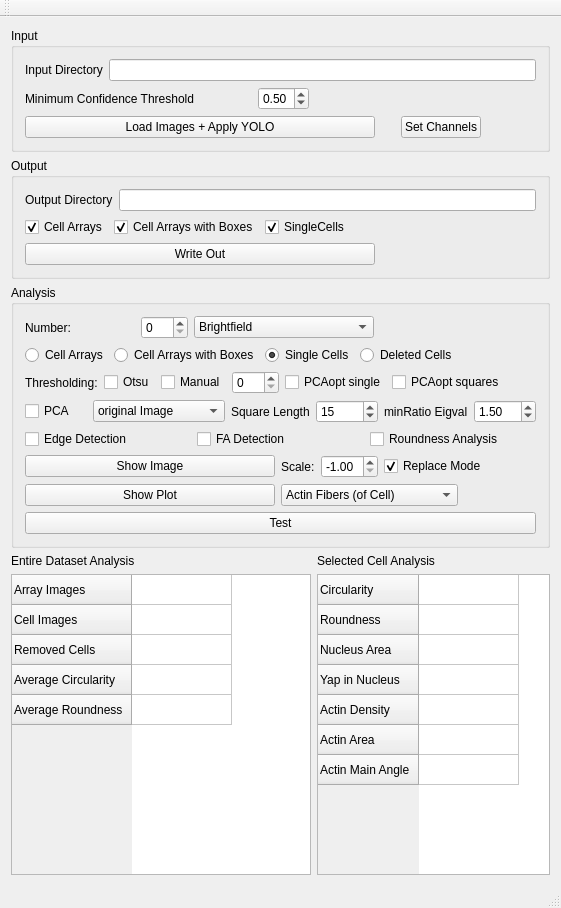
First picture: the form in CellForceAnalyzer/src/WindowMain.ui, repository Kinbischi/CellForceAnalyzer, before the edit.
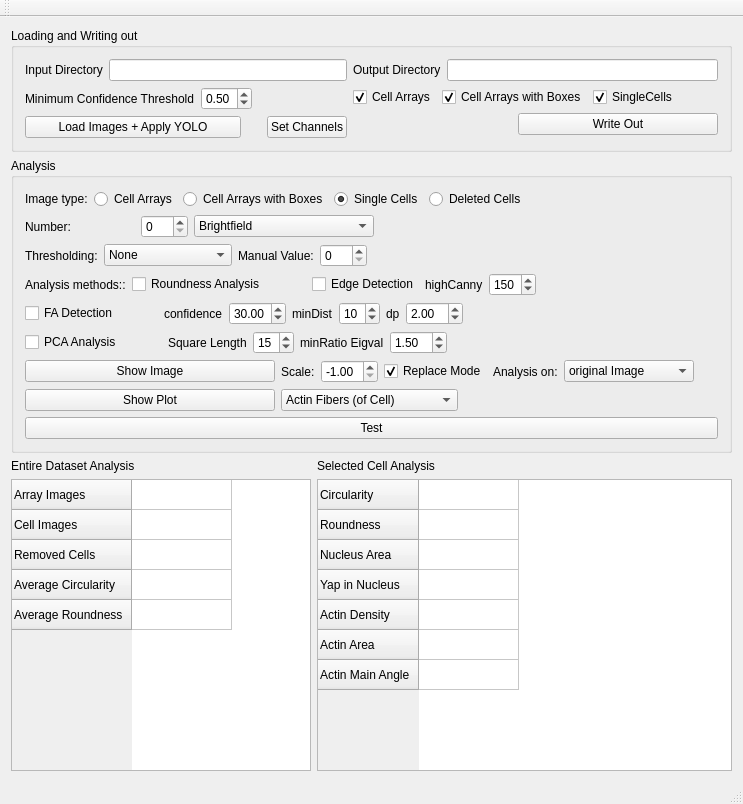
Second picture: the form after the edit.

Commit message: before adding parameter class

What changed in the file:
```diff
--- a/CellForceAnalyzer/src/WindowMain.ui
+++ b/CellForceAnalyzer/src/WindowMain.ui
@@ -6,8 +6,8 @@
    <rect>
     <x>0</x>
     <y>0</y>
-    <width>561</width>
-    <height>908</height>
+    <width>743</width>
+    <height>804</height>
    </rect>
   </property>
   <property name="sizePolicy">
@@ -22,9 +22,11 @@
   <widget class="QWidget" name="centralWidget">
    <layout class="QVBoxLayout" name="verticalLayout">
     <item>
+     <layout class="QHBoxLayout" name="horizontalLayout_8">
+      <item>
      <widget class="QGroupBox" name="groupBox">
       <property name="title">
-       <string>Input</string>
+         <string>Loading and Writing out</string>
       </property>
       <layout class="QHBoxLayout" name="horizontalLayout_3">
        <item>
@@ -55,22 +57,6 @@
              </property>
             </widget>
            </item>
-           <item>
-            <spacer name="horizontalSpacer">
-             <property name="orientation">
-              <enum>Qt::Horizontal</enum>
-             </property>
-             <property name="sizeType">
-              <enum>QSizePolicy::Fixed</enum>
-             </property>
-             <property name="sizeHint" stdset="0">
-              <size>
-               <width>57</width>
-               <height>20</height>
-              </size>
-             </property>
-            </spacer>
-           </item>
            <item>
             <widget class="QDoubleSpinBox" name="doubleSpinBox_confThresh">
              <property name="minimum">
@@ -108,7 +94,7 @@
             <widget class="QPushButton" name="pushButton_loadImages">
              <property name="minimumSize">
               <size>
-               <width>350</width>
+                 <width>200</width>
                <height>0</height>
               </size>
              </property>
@@ -141,37 +127,21 @@
            </item>
            <item>
             <widget class="QPushButton" name="pushButton_channels">
+               <property name="sizePolicy">
+                <sizepolicy hsizetype="Fixed" vsizetype="Fixed">
+                 <horstretch>0</horstretch>
+                 <verstretch>0</verstretch>
+                </sizepolicy>
+               </property>
              <property name="text">
               <string>Set Channels</string>
              </property>
             </widget>
            </item>
-           <item>
-            <spacer name="horizontalSpacer_11">
-             <property name="orientation">
-              <enum>Qt::Horizontal</enum>
-             </property>
-             <property name="sizeHint" stdset="0">
-              <size>
-               <width>40</width>
-               <height>20</height>
-              </size>
-             </property>
-            </spacer>
-           </item>
           </layout>
          </item>
         </layout>
        </item>
-      </layout>
-     </widget>
-    </item>
-    <item>
-     <widget class="QGroupBox" name="groupBox_3">
-      <property name="title">
-       <string>Output</string>
-      </property>
-      <layout class="QHBoxLayout" name="horizontalLayout_10">
        <item>
         <layout class="QVBoxLayout" name="verticalLayout_5">
          <item>
@@ -240,11 +210,24 @@
          </item>
          <item>
           <layout class="QHBoxLayout" name="horizontalLayout_13">
+             <item>
+              <spacer name="horizontalSpacer_10">
+               <property name="orientation">
+                <enum>Qt::Horizontal</enum>
+               </property>
+               <property name="sizeHint" stdset="0">
+                <size>
+                 <width>40</width>
+                 <height>20</height>
+                </size>
+               </property>
+              </spacer>
+             </item>
            <item>
             <widget class="QPushButton" name="pushButton_writeOut">
              <property name="minimumSize">
               <size>
-               <width>350</width>
+                 <width>200</width>
                <height>0</height>
               </size>
              </property>
@@ -253,25 +236,14 @@
              </property>
             </widget>
            </item>
-           <item>
-            <spacer name="horizontalSpacer_10">
-             <property name="orientation">
-              <enum>Qt::Horizontal</enum>
-             </property>
-             <property name="sizeHint" stdset="0">
-              <size>
-               <width>40</width>
-               <height>20</height>
-              </size>
-             </property>
-            </spacer>
-           </item>
           </layout>
          </item>
         </layout>
        </item>
       </layout>
      </widget>
+      </item>
+     </layout>
     </item>
     <item>
      <widget class="QGroupBox" name="groupBox_2">
@@ -290,11 +262,82 @@
          <property name="sizeConstraint">
           <enum>QLayout::SetDefaultConstraint</enum>
          </property>
+         <item>
+          <layout class="QHBoxLayout" name="horizontalLayout_7">
+           <item>
+            <widget class="QLabel" name="label_14">
+             <property name="text">
+              <string>Image type:</string>
+             </property>
+            </widget>
+           </item>
+           <item>
+            <widget class="QRadioButton" name="radioButton_cellArrays">
+             <property name="enabled">
+              <bool>true</bool>
+             </property>
+             <property name="minimumSize">
+              <size>
+               <width>0</width>
+               <height>0</height>
+              </size>
+             </property>
+             <property name="text">
+              <string>Cell Arrays</string>
+             </property>
+             <property name="checked">
+              <bool>false</bool>
+             </property>
+            </widget>
+           </item>
+           <item>
+            <widget class="QRadioButton" name="radioButton_cellArraysWithBoxes">
+             <property name="text">
+              <string>Cell Arrays with Boxes</string>
+             </property>
+            </widget>
+           </item>
+           <item>
+            <widget class="QRadioButton" name="radioButton_singleCells">
+             <property name="minimumSize">
+              <size>
+               <width>0</width>
+               <height>0</height>
+              </size>
+             </property>
+             <property name="text">
+              <string>Single Cells</string>
+             </property>
+             <property name="checked">
+              <bool>true</bool>
+             </property>
+            </widget>
+           </item>
+           <item>
+            <widget class="QRadioButton" name="radioButton_deletedCells">
+             <property name="text">
+              <string>Deleted Cells</string>
+             </property>
+            </widget>
+           </item>
+           <item>
+            <spacer name="horizontalSpacer_13">
+             <property name="orientation">
+              <enum>Qt::Horizontal</enum>
+             </property>
+             <property name="sizeHint" stdset="0">
+              <size>
+               <width>40</width>
+               <height>20</height>
+              </size>
+             </property>
+            </spacer>
+           </item>
+          </layout>
+         </item>
          <item>
           <layout class="QHBoxLayout" name="horizontalLayout_6">
            <item>
-            <layout class="QHBoxLayout" name="horizontalLayout_8">
-             <item>
               <widget class="QLabel" name="label_5">
                <property name="minimumSize">
                 <size>
@@ -317,8 +360,6 @@
                </property>
               </widget>
              </item>
-            </layout>
-           </item>
            <item>
             <widget class="QComboBox" name="comboBox_showImage">
              <property name="minimumSize">
@@ -377,72 +418,6 @@
            </item>
           </layout>
          </item>
-         <item>
-          <layout class="QHBoxLayout" name="horizontalLayout_7">
-           <item>
-            <widget class="QRadioButton" name="radioButton_cellArrays">
-             <property name="enabled">
-              <bool>true</bool>
-             </property>
-             <property name="minimumSize">
-              <size>
-               <width>0</width>
-               <height>0</height>
-              </size>
-             </property>
-             <property name="text">
-              <string>Cell Arrays</string>
-             </property>
-             <property name="checked">
-              <bool>false</bool>
-             </property>
-            </widget>
-           </item>
-           <item>
-            <widget class="QRadioButton" name="radioButton_cellArraysWithBoxes">
-             <property name="text">
-              <string>Cell Arrays with Boxes</string>
-             </property>
-            </widget>
-           </item>
-           <item>
-            <widget class="QRadioButton" name="radioButton_singleCells">
-             <property name="minimumSize">
-              <size>
-               <width>0</width>
-               <height>0</height>
-              </size>
-             </property>
-             <property name="text">
-              <string>Single Cells</string>
-             </property>
-             <property name="checked">
-              <bool>true</bool>
-             </property>
-            </widget>
-           </item>
-           <item>
-            <widget class="QRadioButton" name="radioButton_deletedCells">
-             <property name="text">
-              <string>Deleted Cells</string>
-             </property>
-            </widget>
-           </item>
-           <item>
-            <spacer name="horizontalSpacer_13">
-             <property name="orientation">
-              <enum>Qt::Horizontal</enum>
-             </property>
-             <property name="sizeHint" stdset="0">
-              <size>
-               <width>40</width>
-               <height>20</height>
-              </size>
-             </property>
-            </spacer>
-           </item>
-          </layout>
-         </item>
          <item>
           <layout class="QHBoxLayout" name="horizontalLayout_16">
            <property name="topMargin">
@@ -456,20 +431,34 @@
             </widget>
            </item>
            <item>
-            <widget class="QCheckBox" name="checkBox_thresholdOtsu">
+            <widget class="QComboBox" name="comboBox_thresholding">
+             <item>
+              <property name="text">
+               <string>None</string>
+              </property>
+             </item>
+             <item>
              <property name="text">
               <string>Otsu</string>
              </property>
-             <property name="checked">
-              <bool>false</bool>
-             </property>
-            </widget>
            </item>
            <item>
-            <widget class="QCheckBox" name="checkBox_thresholdManually">
              <property name="text">
               <string>Manual</string>
              </property>
+             </item>
+             <item>
+              <property name="text">
+               <string>optimized for PCA</string>
+              </property>
+             </item>
+            </widget>
+           </item>
+           <item>
+            <widget class="QLabel" name="label_13">
+             <property name="text">
+              <string>Manual Value:</string>
+             </property>
             </widget>
            </item>
            <item>
@@ -479,20 +468,6 @@
              </property>
             </widget>
            </item>
-           <item>
-            <widget class="QCheckBox" name="checkBox_thresholdPCAoptSingle">
-             <property name="text">
-              <string>PCAopt single</string>
-             </property>
-            </widget>
-           </item>
-           <item>
-            <widget class="QCheckBox" name="checkBox_thresholdPCAoptSquares">
-             <property name="text">
-              <string>PCAopt squares</string>
-             </property>
-            </widget>
-           </item>
            <item>
             <spacer name="horizontalSpacer_7">
              <property name="orientation">
@@ -508,39 +483,183 @@
            </item>
           </layout>
          </item>
+         <item>
+          <layout class="QHBoxLayout" name="horizontalLayout_15">
+           <item>
+            <widget class="QLabel" name="label_12">
+             <property name="text">
+              <string>Analysis methods::</string>
+             </property>
+            </widget>
+           </item>
+           <item>
+            <widget class="QCheckBox" name="checkBox_roundnessAnalysis">
+             <property name="text">
+              <string>Roundness Analysis</string>
+             </property>
+            </widget>
+           </item>
+           <item>
+            <spacer name="horizontalSpacer_15">
+             <property name="orientation">
+              <enum>Qt::Horizontal</enum>
+             </property>
+             <property name="sizeType">
+              <enum>QSizePolicy::Fixed</enum>
+             </property>
+             <property name="sizeHint" stdset="0">
+              <size>
+               <width>40</width>
+               <height>20</height>
+              </size>
+             </property>
+            </spacer>
+           </item>
+           <item>
+            <widget class="QCheckBox" name="checkBox_edgeDetection">
+             <property name="text">
+              <string>Edge Detection</string>
+             </property>
+            </widget>
+           </item>
+           <item>
+            <widget class="QLabel" name="label_18">
+             <property name="text">
+              <string>highCanny</string>
+             </property>
+            </widget>
+           </item>
+           <item>
+            <widget class="QSpinBox" name="spinBox_highThreshCanny">
+             <property name="maximum">
+              <number>255</number>
+             </property>
+             <property name="value">
+              <number>150</number>
+             </property>
+            </widget>
+           </item>
+           <item>
+            <spacer name="horizontalSpacer_4">
+             <property name="orientation">
+              <enum>Qt::Horizontal</enum>
+             </property>
+             <property name="sizeHint" stdset="0">
+              <size>
+               <width>40</width>
+               <height>20</height>
+              </size>
+             </property>
+            </spacer>
+           </item>
+          </layout>
+         </item>
+         <item>
+          <layout class="QHBoxLayout" name="horizontalLayout_10">
+           <item>
+            <widget class="QCheckBox" name="checkBox_FAdetection">
+             <property name="text">
+              <string>FA Detection</string>
+             </property>
+            </widget>
+           </item>
+           <item>
+            <spacer name="horizontalSpacer_11">
+             <property name="orientation">
+              <enum>Qt::Horizontal</enum>
+             </property>
+             <property name="sizeType">
+              <enum>QSizePolicy::Fixed</enum>
+             </property>
+             <property name="sizeHint" stdset="0">
+              <size>
+               <width>40</width>
+               <height>20</height>
+              </size>
+             </property>
+            </spacer>
+           </item>
+           <item>
+            <widget class="QLabel" name="label_19">
+             <property name="text">
+              <string>confidence</string>
+             </property>
+            </widget>
+           </item>
+           <item>
+            <widget class="QDoubleSpinBox" name="doubleSpinBox_circleConfidence">
+             <property name="value">
+              <double>30.000000000000000</double>
+             </property>
+            </widget>
+           </item>
+           <item>
+            <widget class="QLabel" name="label_17">
+             <property name="text">
+              <string>minDist</string>
+             </property>
+            </widget>
+           </item>
+           <item>
+            <widget class="QSpinBox" name="spinBox_minDist">
+             <property name="value">
+              <number>10</number>
+             </property>
+            </widget>
+           </item>
+           <item>
+            <widget class="QLabel" name="label_16">
+             <property name="text">
+              <string>dp</string>
+             </property>
+            </widget>
+           </item>
+           <item>
+            <widget class="QDoubleSpinBox" name="doubleSpinBox_dpResolution">
+             <property name="value">
+              <double>2.000000000000000</double>
+             </property>
+            </widget>
+           </item>
+           <item>
+            <spacer name="horizontalSpacer">
+             <property name="orientation">
+              <enum>Qt::Horizontal</enum>
+             </property>
+             <property name="sizeHint" stdset="0">
+              <size>
+               <width>40</width>
+               <height>20</height>
+              </size>
+             </property>
+            </spacer>
+           </item>
+          </layout>
+         </item>
          <item>
           <layout class="QHBoxLayout" name="horizontalLayout_5">
            <item>
             <widget class="QCheckBox" name="checkBox_pcaAnalysis">
              <property name="text">
-              <string>PCA</string>
+              <string>PCA Analysis</string>
              </property>
             </widget>
            </item>
            <item>
-            <widget class="QComboBox" name="comboBox_PCA">
-             <property name="minimumSize">
+            <spacer name="horizontalSpacer_14">
+             <property name="orientation">
+              <enum>Qt::Horizontal</enum>
+             </property>
+             <property name="sizeType">
+              <enum>QSizePolicy::Fixed</enum>
+             </property>
+             <property name="sizeHint" stdset="0">
               <size>
-               <width>120</width>
-               <height>0</height>
+               <width>40</width>
+               <height>20</height>
               </size>
              </property>
-             <item>
-              <property name="text">
-               <string>original Image</string>
-              </property>
-             </item>
-             <item>
-              <property name="text">
-               <string>thresholded Image</string>
-              </property>
-             </item>
-             <item>
-              <property name="text">
-               <string>intensity based</string>
-              </property>
-             </item>
-            </widget>
+            </spacer>
            </item>
            <item>
             <widget class="QLabel" name="label_4">
@@ -573,30 +692,18 @@
              </property>
             </widget>
            </item>
-          </layout>
-         </item>
          <item>
-          <layout class="QHBoxLayout" name="horizontalLayout_15">
-           <item>
-            <widget class="QCheckBox" name="checkBox_edgeDetection">
-             <property name="text">
-              <string>Edge Detection</string>
+            <spacer name="horizontalSpacer_2">
+             <property name="orientation">
+              <enum>Qt::Horizontal</enum>
              </property>
-            </widget>
-           </item>
-           <item>
-            <widget class="QCheckBox" name="checkBox_FAdetection">
-             <property name="text">
-              <string>FA Detection</string>
+             <property name="sizeHint" stdset="0">
+              <size>
+               <width>40</width>
+               <height>20</height>
+              </size>
              </property>
-            </widget>
-           </item>
-           <item>
-            <widget class="QCheckBox" name="checkBox_analysed">
-             <property name="text">
-              <string>Roundness Analysis</string>
-             </property>
-            </widget>
+            </spacer>
            </item>
           </layout>
          </item>
@@ -645,6 +752,33 @@
              </property>
             </widget>
            </item>
+           <item>
+            <widget class="QLabel" name="label_15">
+             <property name="text">
+              <string>Analysis on:</string>
+             </property>
+            </widget>
+           </item>
+           <item>
+            <widget class="QComboBox" name="comboBox_display">
+             <property name="minimumSize">
+              <size>
+               <width>130</width>
+               <height>0</height>
+              </size>
+             </property>
+             <item>
+              <property name="text">
+               <string>original Image</string>
+              </property>
+             </item>
+             <item>
+              <property name="text">
+               <string>thresholded Image</string>
+              </property>
+             </item>
+            </widget>
+           </item>
            <item>
             <spacer name="horizontalSpacer_8">
              <property name="orientation">
@@ -890,7 +1024,7 @@
     <rect>
      <x>0</x>
      <y>0</y>
-     <width>561</width>
+     <width>743</width>
      <height>26</height>
     </rect>
    </property>
```
Lines whose indentation alone changed are shown as unchanged. The commit also changes 6 other files.
